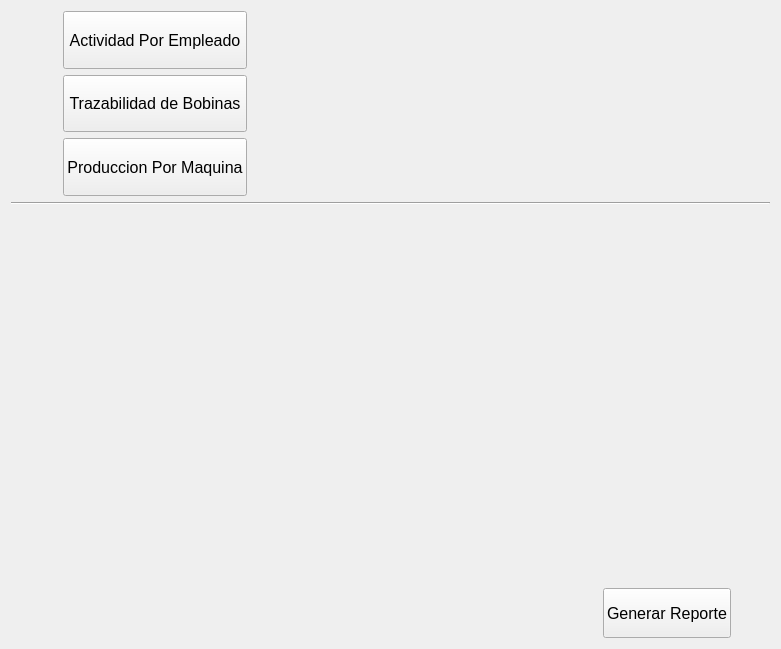
Before: the Qt Designer form Bolsaco/Admin.ui in maurocipo/Bolsaco, drawn with Qt 5.
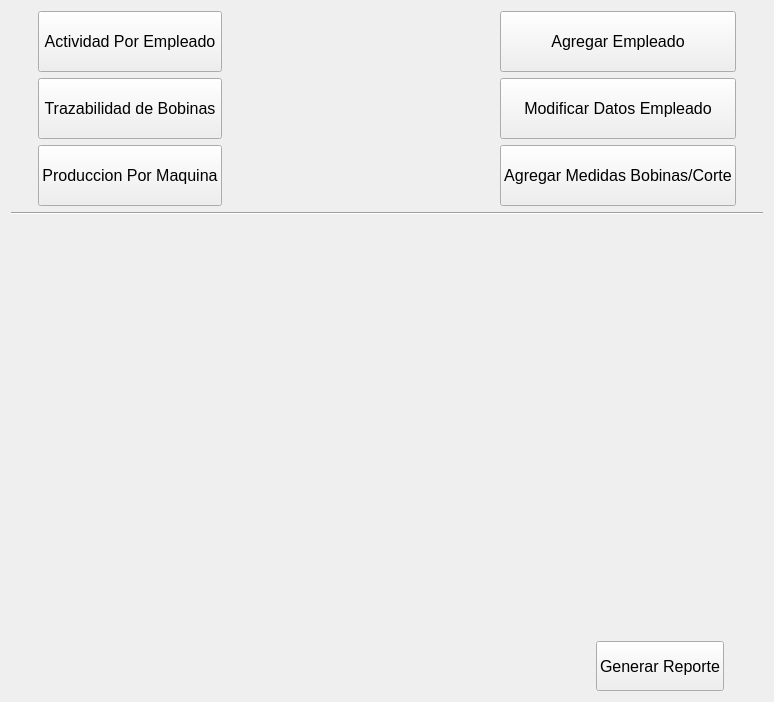
After: the same form once the commit is applied.

Commit message: Fixed some bugs. Added DM managing features:   - Adding Empleados, renaming, changing DNI (updates password), setting Admins.   - Adding MedidasBobinas (automatic recombination of ancho/micronaje) and MedidasCortes.

```diff
--- a/Bolsaco/Admin.ui
+++ b/Bolsaco/Admin.ui
@@ -6,8 +6,8 @@
    <rect>
     <x>0</x>
     <y>0</y>
-    <width>781</width>
-    <height>649</height>
+    <width>774</width>
+    <height>702</height>
    </rect>
   </property>
   <property name="windowTitle">
@@ -15,9 +15,9 @@
   </property>
   <layout class="QVBoxLayout" name="verticalLayout" stretch="3,0,6,1">
    <item>
-    <layout class="QHBoxLayout" name="horizontalLayout" stretch="1,0,10">
+    <layout class="QHBoxLayout" name="horizontalLayout" stretch="1,0,10,0,1">
      <item>
-      <spacer name="horizontalSpacer_3">
+      <spacer name="horizontalSpacer">
        <property name="orientation">
         <enum>Qt::Horizontal</enum>
        </property>
@@ -39,6 +39,12 @@
            <verstretch>0</verstretch>
           </sizepolicy>
          </property>
+         <property name="minimumSize">
+          <size>
+           <width>179</width>
+           <height>61</height>
+          </size>
+         </property>
          <property name="font">
           <font>
            <pointsize>12</pointsize>
@@ -57,6 +63,12 @@
            <verstretch>0</verstretch>
           </sizepolicy>
          </property>
+         <property name="minimumSize">
+          <size>
+           <width>179</width>
+           <height>61</height>
+          </size>
+         </property>
          <property name="font">
           <font>
            <pointsize>12</pointsize>
@@ -75,6 +87,12 @@
            <verstretch>0</verstretch>
           </sizepolicy>
          </property>
+         <property name="minimumSize">
+          <size>
+           <width>179</width>
+           <height>61</height>
+          </size>
+         </property>
          <property name="font">
           <font>
            <pointsize>12</pointsize>
@@ -91,13 +109,84 @@
       </layout>
      </item>
      <item>
-      <spacer name="horizontalSpacer">
+      <spacer name="horizontalSpacer_5">
        <property name="orientation">
         <enum>Qt::Horizontal</enum>
        </property>
        <property name="sizeHint" stdset="0">
         <size>
-         <width>760</width>
+         <width>40</width>
+         <height>20</height>
+        </size>
+       </property>
+      </spacer>
+     </item>
+     <item>
+      <layout class="QVBoxLayout" name="verticalLayout_3">
+       <item>
+        <widget class="QPushButton" name="pushButton_AgregarEmpleado">
+         <property name="minimumSize">
+          <size>
+           <width>179</width>
+           <height>61</height>
+          </size>
+         </property>
+         <property name="font">
+          <font>
+           <pointsize>12</pointsize>
+          </font>
+         </property>
+         <property name="text">
+          <string>Agregar Empleado</string>
+         </property>
+        </widget>
+       </item>
+       <item>
+        <widget class="QPushButton" name="pushButton">
+         <property name="minimumSize">
+          <size>
+           <width>179</width>
+           <height>61</height>
+          </size>
+         </property>
+         <property name="font">
+          <font>
+           <pointsize>12</pointsize>
+          </font>
+         </property>
+         <property name="text">
+          <string>Modificar Datos Empleado</string>
+         </property>
+        </widget>
+       </item>
+       <item>
+        <widget class="QPushButton" name="pushButton_2">
+         <property name="minimumSize">
+          <size>
+           <width>179</width>
+           <height>61</height>
+          </size>
+         </property>
+         <property name="font">
+          <font>
+           <pointsize>12</pointsize>
+          </font>
+         </property>
+         <property name="text">
+          <string>Agregar Medidas Bobinas/Corte</string>
+         </property>
+        </widget>
+       </item>
+      </layout>
+     </item>
+     <item>
+      <spacer name="horizontalSpacer_3">
+       <property name="orientation">
+        <enum>Qt::Horizontal</enum>
+       </property>
+       <property name="sizeHint" stdset="0">
+        <size>
+         <width>40</width>
          <height>20</height>
         </size>
        </property>
```
The commit also changes 42 other files.
